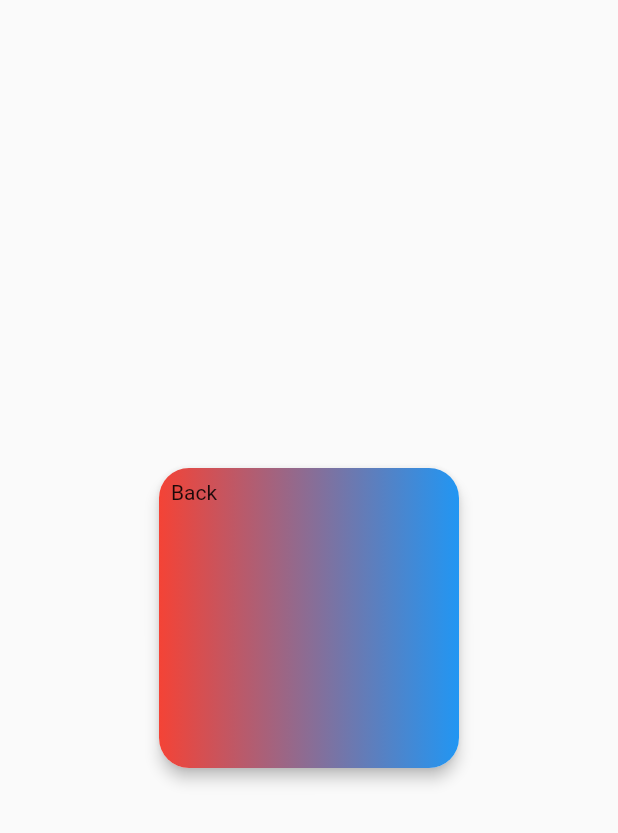
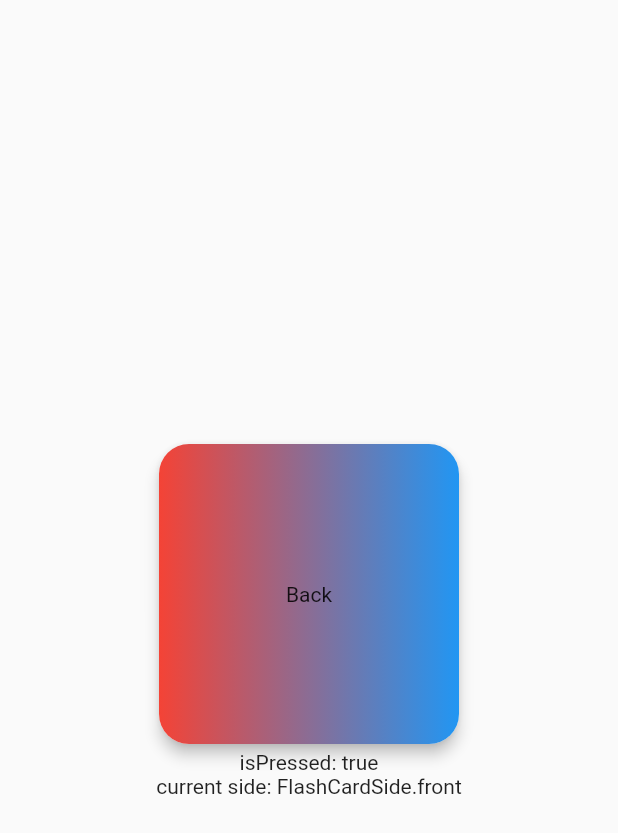
Before and after one commit to oxelf/flutter_customizable_flashcards, a Flutter app: the screen it shows after launch, after a tap on "Front", on a phone screen of 412 x 824 dp. Shown: the top 833 px of the screen. Run offline on Flutter 3.47's test engine with Material 2 defaults, Android fonts, the phone set to English and light mode, and no system bars.

Commit message:
made flashcardside callback work again

```diff
--- a/example/lib/main.dart
+++ b/example/lib/main.dart
@@ -1,3 +1,4 @@
+import 'package:customizable_flashcard/flashcard_side_enum.dart';
 import 'package:flutter/material.dart';
 import 'package:customizable_flashcard/customizable_flashcard.dart';
 
@@ -5,22 +6,47 @@ void main() {
   runApp(const MainApp());
 }
 
-class MainApp extends StatelessWidget {
+class MainApp extends StatefulWidget {
   const MainApp({super.key});
 
+  @override
+  State<MainApp> createState() => _MainAppState();
+}
+
+class _MainAppState extends State<MainApp> {
+  bool isTapped = false;
+  FlashCardSide side = FlashCardSide.front;
   @override
   Widget build(BuildContext context) {
     return MaterialApp(
       home: Scaffold(
         body: Center(
-          child: FlashCard(
-              ontap: () {},
-              frontWidget: const Text("Front"),
-              backWidget: const Text("Back"),
-              frontColor: Colors.red,
-              backGradient: LinearGradient(
-                colors: [Colors.red, Colors.blue],
-              )),
+          child: Column(
+            mainAxisAlignment: MainAxisAlignment.center,
+            children: [
+              FlashCard(
+                  ontap: () {
+                    setState(() {
+                      isTapped = true;
+                    });
+                  },
+                  onFlip: (side) {
+                    setState(() {
+                      side = side;
+                    });
+                  },
+                  frontWidget: const Center(child: Text("Front")),
+                  backWidget: const Center(child: Text("Back")),
+                  frontGradient: const LinearGradient(
+                    colors: [Colors.red, Colors.blue],
+                  ),
+                  backGradient: const LinearGradient(
+                    colors: [Colors.red, Colors.blue],
+                  )),
+              Text("isPressed: $isTapped"),
+              Text("current side: $side"),
+            ],
+          ),
         ),
       ),
     );
--- a/lib/customizable_flashcard.dart
+++ b/lib/customizable_flashcard.dart
@@ -60,10 +60,10 @@ class FlashCard extends StatefulWidget {
 
   final Function(FlashCardSide side)? onFlip;
   @override
-  _FlashCardState createState() => _FlashCardState();
+  FlashCardState createState() => FlashCardState();
 }
 
-class _FlashCardState extends State<FlashCard>
+class FlashCardState extends State<FlashCard>
     with SingleTickerProviderStateMixin {
   /// controller flip animation
   late AnimationController _controller;
@@ -133,11 +133,11 @@ class _FlashCardState extends State<FlashCard>
           onTap: _toggleSide,
           child: AnimatedCard(
             animation: _frontAnimation,
-            child: widget.frontWidget,
             height: widget.height,
             width: widget.width,
             color: widget.frontColor ?? Colors.white,
             gradient: widget.frontGradient,
+            child: widget.frontWidget,
           ),
         ),
 
@@ -146,11 +146,11 @@ class _FlashCardState extends State<FlashCard>
           onTap: _toggleSide,
           child: AnimatedCard(
             animation: _backAnimation,
-            child: widget.backWidget,
             height: widget.height,
             width: widget.width,
             color: widget.backColor ?? Colors.white,
             gradient: widget.backGradient,
+            child: widget.backWidget,
           ),
         ),
       ],
@@ -160,20 +160,20 @@ class _FlashCardState extends State<FlashCard>
   /// when user onTap, It will run function
   void _toggleSide() {
     widget.ontap.call();
+    widget.onFlip
+        ?.call((isFrontVisible) ? FlashCardSide.back : FlashCardSide.front);
     if (isFrontVisible) {
       _controller.forward();
       isFrontVisible = false;
-      widget.onFlip?.call(FlashCardSide.back);
     } else {
       _controller.reverse();
       isFrontVisible = true;
-      widget.onFlip?.call(FlashCardSide.front);
     }
   }
 }
 
 class AnimatedCard extends StatelessWidget {
-  AnimatedCard(
+  const AnimatedCard(
       {required this.child,
       required this.animation,
       required this.height,
--- a/pubspec.yaml
+++ b/pubspec.yaml
@@ -1,7 +1,7 @@
 name: customizable_flashcard
 description: A highly customizable flashcard widget.
-version: 0.0.1
-homepage:
+version: 0.1.0
+homepage: https://github.com/oxelf/flutter_customizable_flashcards
 
 environment:
   sdk: '>=3.0.0 <4.0.0'
```
Also changed, not shown: 4 other files.
